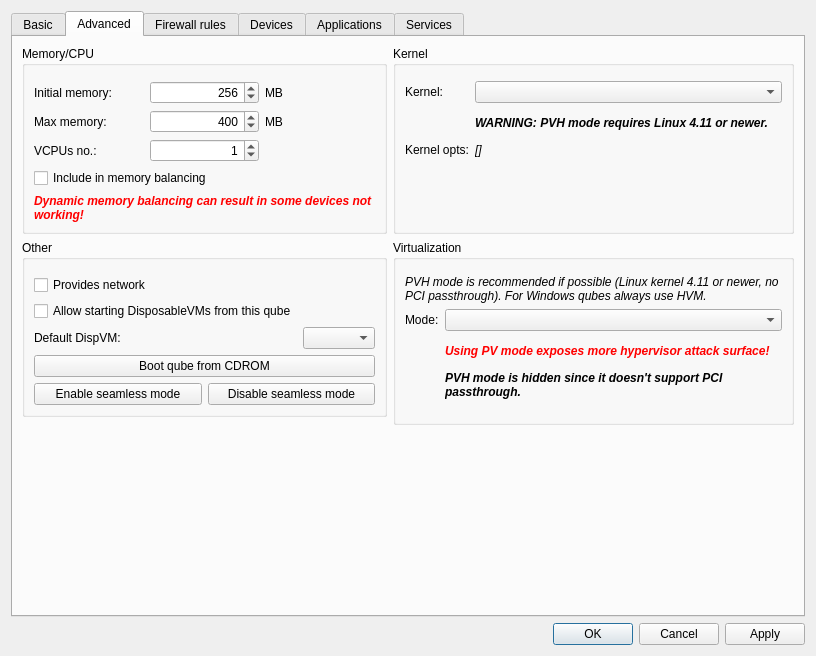
The window that ui/settingsdlg.ui (QubesOS/qubes-manager) describes before a commit, drawn with Qt 5.
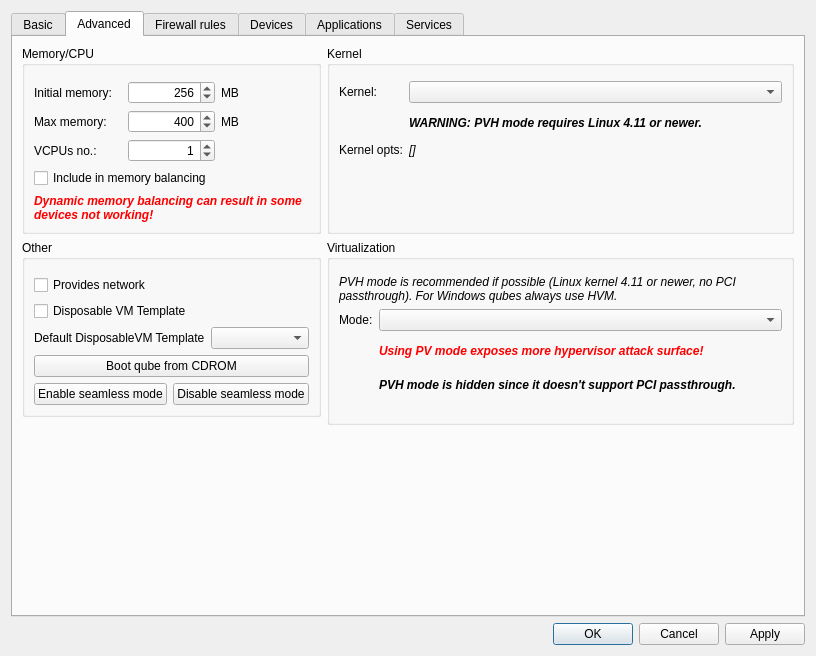
The same window after the commit. Icons and pictures are not drawn.

Commit message:
Renamed DispVM and "Is DispVM template" for more readability
Replaced instances of "Default DispVM" and "Is DVM Template" with
more readable "Default Disposable VM Template" and "Disposable VM Template"
respectively. Added tooltips.

fixes QubesOS/qubes-issues#4935

The edit to the form file:
```diff
--- a/ui/settingsdlg.ui
+++ b/ui/settingsdlg.ui
@@ -809,7 +809,7 @@
             <item row="5" column="0">
              <widget class="QLabel" name="label_26">
               <property name="text">
-               <string>Default DispVM:</string>
+               <string>Default DisposableVM Template</string>
               </property>
               <property name="buddy">
                <cstring>default_dispvm</cstring>
@@ -865,7 +865,7 @@
                <string/>
               </property>
               <property name="text">
-               <string>Allow starting DisposableVMs from this qube</string>
+               <string>Disposable VM Template</string>
               </property>
              </widget>
             </item>
```
Left out of the diff: 11 changed lines with no effect on the pictures. The commit also changes 2 other files.
